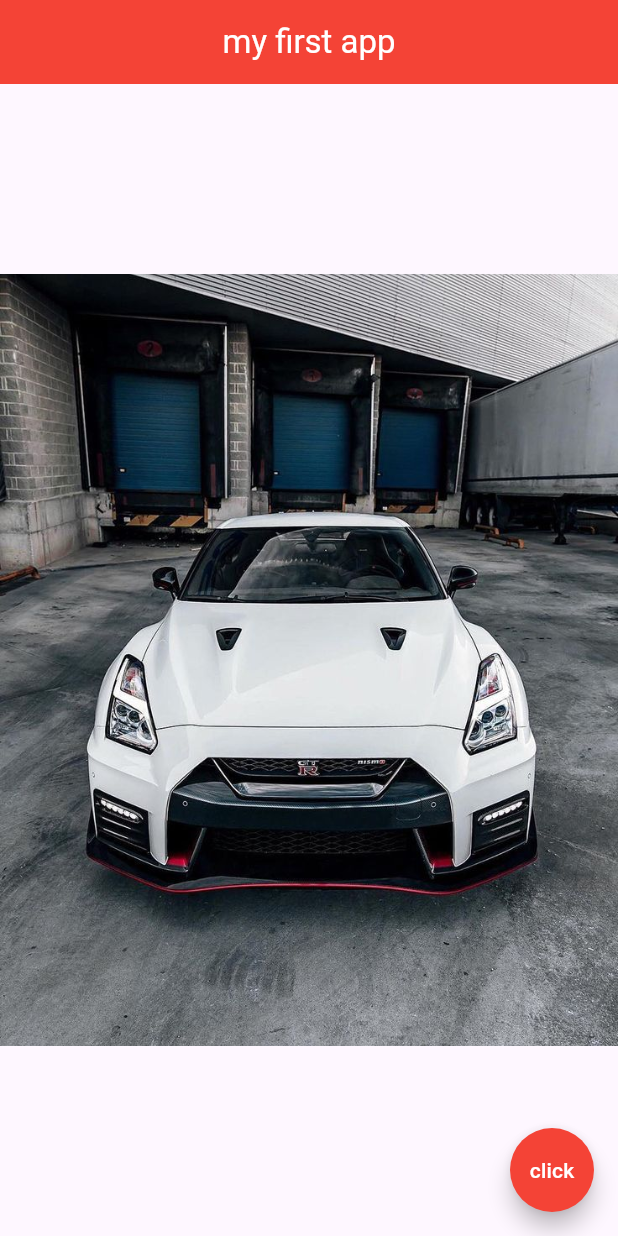
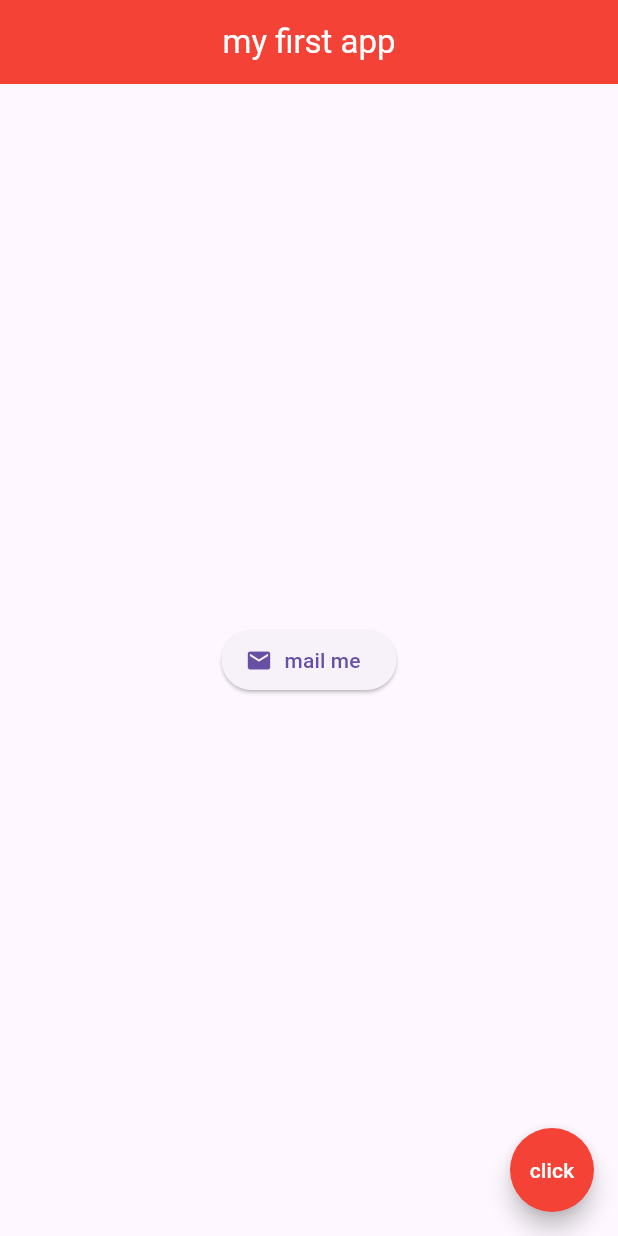
Before and after one commit to le-flav-b/flutter-tuto, a Flutter app: the screen it shows after launch, on a phone screen of 412 x 824 dp. Run offline on Flutter 3.47's test engine with Material 3 defaults, Android fonts, the phone set to English and light mode, and no system bars.

Commit message:
#9 - Buttons & Icons

```diff
--- a/lib/main.dart
+++ b/lib/main.dart
@@ -17,7 +17,7 @@ class Home extends StatelessWidget {
         centerTitle: true,
       ),
       body: Center(
-        child: Image.asset('assets/portrait.jpg')
+        child: ElevatedButton.icon(onPressed: () {}, label: Text('mail me'), icon: const Icon(Icons.mail),)
       ),
       floatingActionButton: FloatingActionButton(
         onPressed: () {},
```
